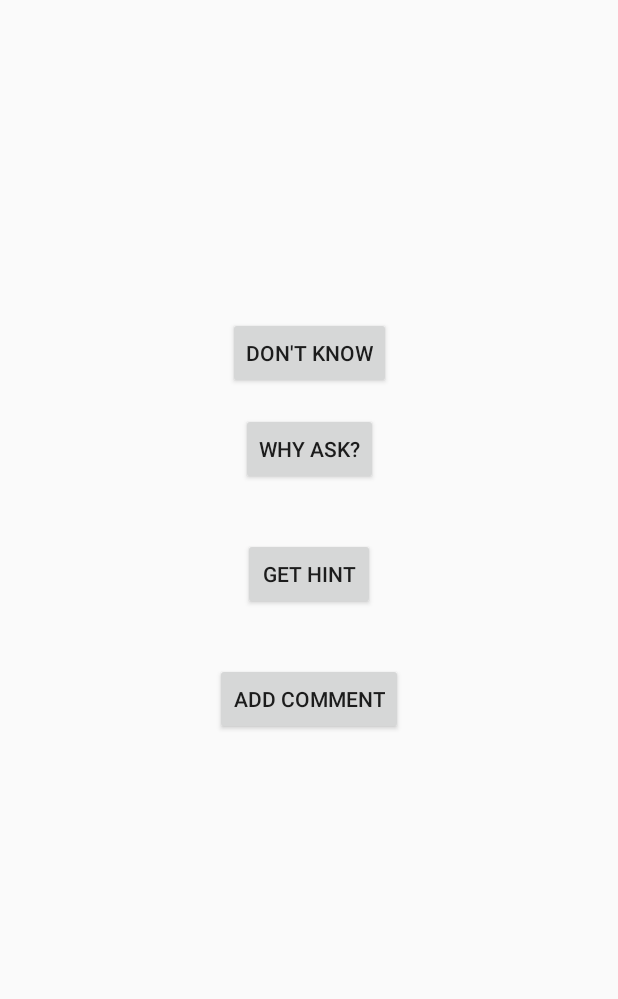
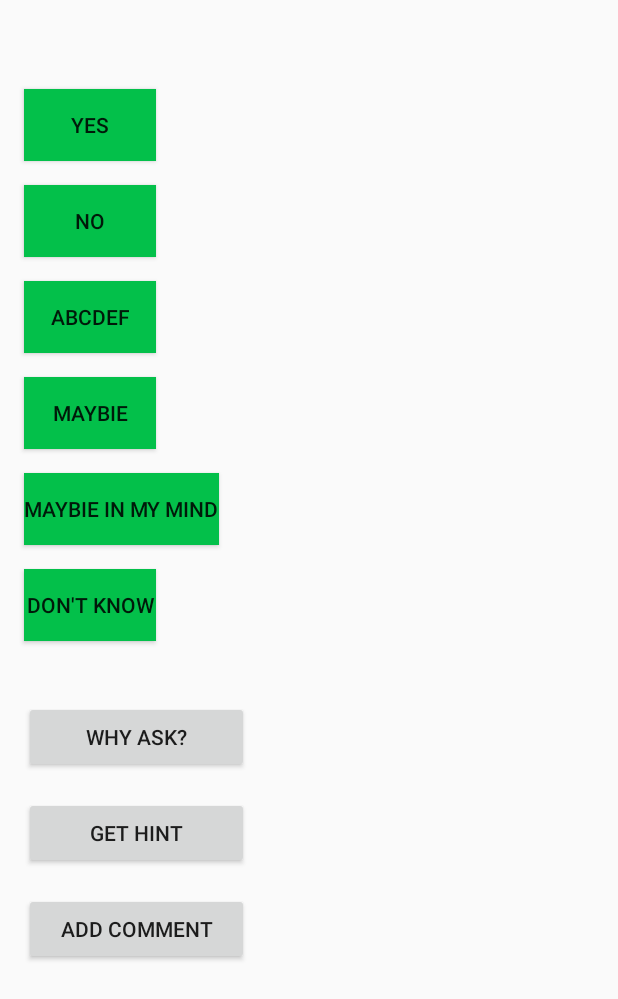
Before and after one commit to MaciejKluczynski/IntraCompanyCrowdsensingV3, an Android app: the ResultActivity screen opened directly, with no data from a screen before it, on a phone screen of 412 x 824 dp. Shown: the top 999 px of the screen. Run offline under Robolectric (Android 15) with nearby library versions, the phone set to English and light mode, and no system bars; 5 statements that could not run were skipped.

Commit message:
5 answears instead of 4, buttons attatched to left

```diff
--- a/app/src/main/java/com/kluczynski/maciej/intracompanycrowdsensingv3/ResultActivity.kt
+++ b/app/src/main/java/com/kluczynski/maciej/intracompanycrowdsensingv3/ResultActivity.kt
@@ -47,6 +47,7 @@ class ResultActivity : AppCompatActivity() {
         val buttonOption2 = intent?.getStringExtra("buttonOption2")
         val buttonOption3 = intent?.getStringExtra("buttonOption3")
         val buttonOption4 = intent?.getStringExtra("buttonOption4")
+        val buttonOption5 = intent?.getStringExtra("buttonOption5")
         val timeDisplayQuestionOnScreen = currentDateProvider.getCurrentDate()
         displayQuestion(questionContent!!)
         activateWhyAskBtn(questionWhyAsk!!)
@@ -96,6 +97,15 @@ class ResultActivity : AppCompatActivity() {
                     realAskTime = timeDisplayQuestionOnScreen,
                     sensingRequestId = sensingRequestId,
                     buttonText = buttonOption4
+                )
+            }
+            if(buttonOption5!=null){
+                activateFifthBtn(
+                    content = questionContent,
+                    sensingRequestTime = questionTimeString,
+                    realAskTime = timeDisplayQuestionOnScreen,
+                    sensingRequestId = sensingRequestId,
+                    buttonText = buttonOption5
                 )
             }
 
@@ -288,6 +298,28 @@ class ResultActivity : AppCompatActivity() {
         }
     }
 
+    private fun activateFifthBtn(
+        content: String,
+        sensingRequestTime: String,
+        realAskTime: String,
+        sensingRequestId: String,
+        buttonText:String
+    ) {
+        val fifthBtn = findViewById<Button>(R.id.fifthBtn)
+        fifthBtn.visibility = View.VISIBLE
+        fifthBtn.text = buttonText
+        fifthBtn.setOnClickListener {
+            saveDataToTxtFile(
+                content = content,
+                result = fifthBtn.text.toString(),
+                sensingRequestAskTime = sensingRequestTime,
+                timeDisplayQuestionOnScreen = realAskTime,
+                answerTime = currentDateProvider.getCurrentDate(),
+                sensingRequestId = sensingRequestId
+            )
+        }
+    }
+
     private fun saveDataToTxtFile(
         content: String,
         result: String,
--- a/app/src/main/java/com/kluczynski/maciej/intracompanycrowdsensingv3/ResultBroadcast.kt
+++ b/app/src/main/java/com/kluczynski/maciej/intracompanycrowdsensingv3/ResultBroadcast.kt
@@ -16,6 +16,7 @@ class ResultBroadcast:BroadcastReceiver() {
         val buttonOption2 = intent.getStringExtra("buttonOption2")
         val buttonOption3 = intent.getStringExtra("buttonOption3")
         val buttonOption4 = intent.getStringExtra("buttonOption4")
+        val buttonOption5 = intent.getStringExtra("buttonOption5")
 
         val activityIntent = Intent(context,ResultActivity::class.java)
         activityIntent.putExtra("Content",content)
@@ -28,6 +29,7 @@ class ResultBroadcast:BroadcastReceiver() {
         activityIntent.putExtra("buttonOption2",buttonOption2)
         activityIntent.putExtra("buttonOption3",buttonOption3)
         activityIntent.putExtra("buttonOption4",buttonOption4)
+        activityIntent.putExtra("buttonOption5",buttonOption5)
         activityIntent.flags = Intent.FLAG_ACTIVITY_NEW_TASK
         context!!.startActivity(activityIntent)
     }
--- a/app/src/main/java/com/kluczynski/maciej/intracompanycrowdsensingv3/domain/MyNotificationManager.kt
+++ b/app/src/main/java/com/kluczynski/maciej/intracompanycrowdsensingv3/domain/MyNotificationManager.kt
@@ -51,6 +51,7 @@ class MyNotificationManager(val context: Context) {
         buttonOption2: String,
         buttonOption3: String? = null,
         buttonOption4: String? = null,
+        buttonOption5: String? = null,
     ): PendingIntent? {
         //start result activity on click on notification
         if (Build.VERSION.SDK_INT < Build.VERSION_CODES.S) {
@@ -66,6 +67,7 @@ class MyNotificationManager(val context: Context) {
             mainIntent.putExtra("buttonOption2", buttonOption2)
             mainIntent.putExtra("buttonOption3", buttonOption3)
             mainIntent.putExtra("buttonOption4", buttonOption4)
+            mainIntent.putExtra("buttonOption5", buttonOption5)
             return PendingIntent.getBroadcast(
                 context,
                 0,
@@ -86,6 +88,7 @@ class MyNotificationManager(val context: Context) {
             mainIntent.putExtra("buttonOption2", buttonOption2)
             mainIntent.putExtra("buttonOption3", buttonOption3)
             mainIntent.putExtra("buttonOption4", buttonOption4)
+            mainIntent.putExtra("buttonOption5", buttonOption5)
             return TaskStackBuilder.create(context).run {
                 // Add the intent, which inflates the back stack
                 addNextIntentWithParentStack(mainIntent)
@@ -139,6 +142,7 @@ class MyNotificationManager(val context: Context) {
             val buttonOption2 = intent.getStringExtra("buttonOption2") ?: "NO"
             val buttonOption3 = intent.getStringExtra("buttonOption3")
             val buttonOption4 = intent.getStringExtra("buttonOption4")
+            val buttonOption5 = intent.getStringExtra("buttonOption5")
             val dateManager = DateManager()
             val date_internal = dateManager.getSimpleDateFormat().parse(questionTime)
             val activityPendingIntent = createActivityPendingIntent(
@@ -153,6 +157,7 @@ class MyNotificationManager(val context: Context) {
                 buttonOption2 = buttonOption2,
                 buttonOption3 = buttonOption3,
                 buttonOption4 = buttonOption4,
+                buttonOption5 = buttonOption5,
             )
             val dismissPendingIntent =
                 createDismissPendingIntent(
--- a/app/src/main/java/com/kluczynski/maciej/intracompanycrowdsensingv3/domain/firebase/FirebaseLoginManager.kt
+++ b/app/src/main/java/com/kluczynski/maciej/intracompanycrowdsensingv3/domain/firebase/FirebaseLoginManager.kt
@@ -149,6 +149,7 @@ class FirebaseLoginManager(var context: Context) {
                     }
                 }
                 .addOnFailureListener {
+                    Toast.makeText(context, "FAILED TO LOG IN",Toast.LENGTH_LONG).show()
                     Log.d("FAILED TO LOG IN","FAILED TO LOG IN")
                 }
     }
--- a/app/src/main/res/layout/activity_result.xml
+++ b/app/src/main/res/layout/activity_result.xml
@@ -10,6 +10,7 @@
         android:id="@+id/resultTextView"
         android:layout_width="wrap_content"
         android:layout_height="wrap_content"
+        android:layout_marginStart="8dp"
         android:layout_marginTop="16dp"
         android:fontFamily="sans-serif-medium"
         android:paddingLeft="16dp"
@@ -18,7 +19,6 @@
         android:textColor="@color/black"
         android:textSize="20sp"
         android:textStyle="bold"
-        app:layout_constraintEnd_toEndOf="parent"
         app:layout_constraintStart_toStartOf="parent"
         app:layout_constraintTop_toTopOf="parent" />
 
@@ -26,26 +26,24 @@
         android:id="@+id/firstBtn"
         android:layout_width="wrap_content"
         android:layout_height="wrap_content"
+        android:layout_marginStart="16dp"
         android:layout_marginTop="16dp"
         android:background="@color/my_green"
         android:text="YES"
-        android:visibility="invisible"
-        app:layout_constraintEnd_toEndOf="parent"
-        app:layout_constraintHorizontal_bias="0.2"
+        android:visibility="visible"
         app:layout_constraintStart_toStartOf="parent"
         app:layout_constraintTop_toBottomOf="@+id/resultTextView" />
 
     <Button
         android:id="@+id/secondBtn"
+        app:layout_constraintStart_toStartOf="@+id/firstBtn"
         android:layout_width="wrap_content"
         android:layout_height="wrap_content"
+        android:layout_marginTop="16dp"
         android:background="@color/my_green"
         android:text="NO"
-        android:visibility="invisible"
-        app:layout_constraintEnd_toEndOf="parent"
-        app:layout_constraintHorizontal_bias="0.80"
-        app:layout_constraintStart_toStartOf="parent"
-        app:layout_constraintTop_toTopOf="@+id/firstBtn" />
+        android:visibility="visible"
+        app:layout_constraintTop_toBottomOf="@+id/firstBtn" />
 
     <Button
         android:id="@+id/thirdBtn"
@@ -54,10 +52,11 @@
         android:layout_marginTop="16dp"
         android:background="@color/my_green"
         android:text="Abcdef"
-        android:visibility="invisible"
+        android:visibility="visible"
         app:layout_constraintEnd_toEndOf="@id/firstBtn"
+        app:layout_constraintHorizontal_bias="0.0"
         app:layout_constraintStart_toStartOf="@id/firstBtn"
-        app:layout_constraintTop_toBottomOf="@+id/firstBtn" />
+        app:layout_constraintTop_toBottomOf="@+id/secondBtn" />
 
     <Button
         android:id="@+id/forthBtn"
@@ -66,21 +65,41 @@
         android:layout_marginTop="16dp"
         android:background="@color/my_green"
         android:text="Maybie"
-        android:visibility="invisible"
-        app:layout_constraintEnd_toEndOf="@id/secondBtn"
-        app:layout_constraintStart_toStartOf="@id/secondBtn"
-        app:layout_constraintTop_toBottomOf="@+id/secondBtn"
-        app:layout_constraintVertical_bias="0.05" />
+        android:visibility="visible"
+        app:layout_constraintStart_toStartOf="@id/firstBtn"
+        app:layout_constraintTop_toBottomOf="@+id/thirdBtn" />
+
+    <Button
+        android:id="@+id/fifthBtn"
+        android:layout_width="wrap_content"
+        android:layout_height="wrap_content"
+        android:layout_marginTop="16dp"
+        android:background="@color/my_green"
+        android:text="Maybie in my mind"
+        android:visibility="visible"
+        app:layout_constraintStart_toStartOf="@id/firstBtn"
+        app:layout_constraintTop_toBottomOf="@+id/forthBtn" />
+
+    <Button
+        android:id="@+id/resultActivityDontKnowBtn"
+        android:layout_width="wrap_content"
+        android:layout_height="wrap_content"
+        android:text="don't know"
+        android:background="@color/my_green"
+        android:layout_marginTop="16dp"
+        app:layout_constraintStart_toStartOf="@+id/firstBtn"
+        app:layout_constraintTop_toBottomOf="@+id/fifthBtn"
+        />
 
     <EditText
         android:id="@+id/editTextNumber"
         android:layout_width="wrap_content"
         android:layout_height="wrap_content"
         android:layout_marginTop="16dp"
+        android:layout_marginStart="16dp"
         android:ems="10"
         android:inputType="number"
         android:visibility="invisible"
-        app:layout_constraintEnd_toEndOf="parent"
         app:layout_constraintStart_toStartOf="parent"
         app:layout_constraintTop_toBottomOf="@+id/resultTextView" />
 
@@ -88,31 +107,22 @@
         android:id="@+id/saveBtn"
         android:layout_width="wrap_content"
         android:layout_height="wrap_content"
+        android:layout_marginStart="16dp"
         android:layout_marginTop="16dp"
         android:background="@color/my_green"
         android:text="SAVE"
         android:visibility="invisible"
-        app:layout_constraintEnd_toEndOf="parent"
         app:layout_constraintStart_toStartOf="parent"
         app:layout_constraintTop_toBottomOf="@+id/editTextNumber" />
-
-    <Button
-        android:id="@+id/resultActivityDontKnowBtn"
-        android:layout_width="wrap_content"
-        android:layout_height="wrap_content"
-        android:layout_marginTop="40dp"
-        android:text="don't know"
-        app:layout_constraintEnd_toEndOf="@+id/secondBtn"
-        app:layout_constraintStart_toStartOf="@+id/firstBtn"
-        app:layout_constraintTop_toBottomOf="@+id/thirdBtn" />
 
     <Button
         android:id="@+id/resultActivityWhyAskBtn"
         android:layout_width="wrap_content"
         android:layout_height="wrap_content"
-        android:layout_marginTop="16dp"
+        android:layout_marginStart="16dp"
+        android:layout_marginTop="40dp"
+        android:width="150dp"
         android:text="Why ask?"
-        app:layout_constraintEnd_toEndOf="parent"
         app:layout_constraintStart_toStartOf="parent"
         app:layout_constraintTop_toBottomOf="@+id/resultActivityDontKnowBtn" />
 
@@ -120,47 +130,47 @@
         android:id="@+id/resultActivityGetHintBtn"
         android:layout_width="wrap_content"
         android:layout_height="wrap_content"
-        android:layout_marginTop="8dp"
+        android:layout_marginTop="16dp"
         android:text="Get hint"
-        app:layout_constraintEnd_toEndOf="parent"
-        app:layout_constraintStart_toStartOf="parent"
-        app:layout_constraintTop_toBottomOf="@+id/resultActivityWhyAskTextView" />
+        android:width="150dp"
+        app:layout_constraintStart_toStartOf="@+id/resultActivityWhyAskBtn"
+        app:layout_constraintTop_toBottomOf="@+id/resultActivityWhyAskBtn" />
 
     <Button
         android:id="@+id/resultActivityAddCommentBtn"
         android:layout_width="wrap_content"
         android:layout_height="wrap_content"
-        android:layout_marginTop="8dp"
+        android:layout_marginTop="16dp"
         android:text="Add comment"
-        app:layout_constraintEnd_toEndOf="parent"
-        app:layout_constraintStart_toStartOf="parent"
-        app:layout_constraintTop_toBottomOf="@+id/resultActivityGetHintTextView" />
+        android:width="150dp"
+        app:layout_constraintStart_toStartOf="@+id/resultActivityGetHintBtn"
+        app:layout_constraintTop_toBottomOf="@+id/resultActivityGetHintBtn" />
 
     <TextView
         android:id="@+id/resultActivityWhyAskTextView"
         android:layout_width="wrap_content"
         android:layout_height="wrap_content"
-        android:layout_marginTop="8dp"
+        android:layout_marginStart="16dp"
         android:paddingStart="16dp"
         android:paddingEnd="16dp"
         android:text="DEFAULT REASON"
         android:visibility="invisible"
-        app:layout_constraintEnd_toEndOf="parent"
-        app:layout_constraintStart_toStartOf="parent"
-        app:layout_constraintTop_toBottomOf="@+id/resultActivityWhyAskBtn" />
+        app:layout_constraintBottom_toBottomOf="@+id/resultActivityWhyAskBtn"
+        app:layout_constraintStart_toEndOf="@+id/resultActivityWhyAskBtn"
+        app:layout_constraintTop_toTopOf="@+id/resultActivityWhyAskBtn" />
 
     <TextView
         android:id="@+id/resultActivityGetHintTextView"
         android:layout_width="wrap_content"
         android:layout_height="wrap_content"
-        android:layout_marginTop="8dp"
+        android:layout_marginStart="16dp"
         android:paddingStart="16dp"
         android:paddingEnd="16dp"
         android:text="DEFAULT HINT"
         android:visibility="invisible"
-        app:layout_constraintEnd_toEndOf="parent"
-        app:layout_constraintStart_toStartOf="parent"
-        app:layout_constraintTop_toBottomOf="@+id/resultActivityGetHintBtn" />
+        app:layout_constraintBottom_toBottomOf="@+id/resultActivityGetHintBtn"
+        app:layout_constraintStart_toEndOf="@+id/resultActivityGetHintBtn"
+        app:layout_constraintTop_toTopOf="@+id/resultActivityGetHintBtn" />
 
     <EditText
         android:id="@+id/resultActivityAddCommentEditText"
@@ -169,10 +179,10 @@
         android:ems="10"
         android:inputType="textPersonName"
         android:visibility="invisible"
+        app:layout_constraintBottom_toBottomOf="@+id/resultActivityAddCommentBtn"
         app:layout_constraintEnd_toEndOf="parent"
-        app:layout_constraintStart_toStartOf="parent"
-        app:layout_constraintTop_toBottomOf="@+id/resultActivityAddCommentBtn"
-        android:layout_marginTop="8dp" />
+        app:layout_constraintStart_toEndOf="@+id/resultActivityAddCommentBtn"
+        app:layout_constraintTop_toTopOf="@+id/resultActivityAddCommentBtn" />
 
 
 </androidx.constraintlayout.widget.ConstraintLayout>
```
